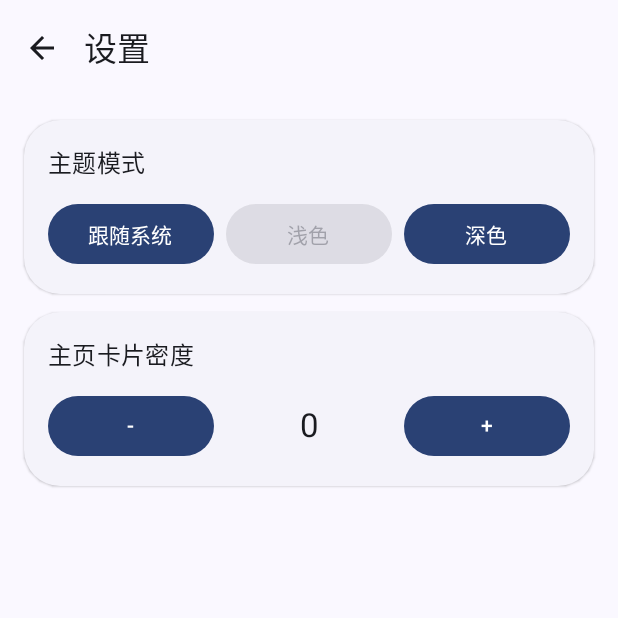
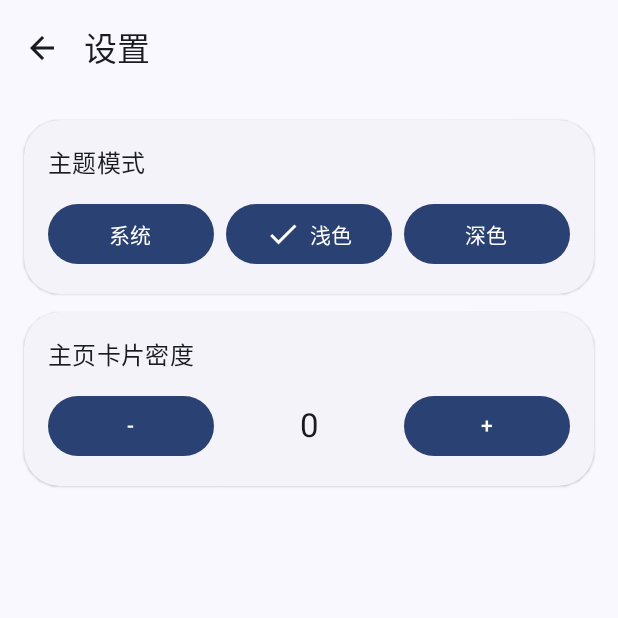
Before and after one commit to Glassous/FiaGoodsAndroid, an Android app built with Jetpack Compose: the SettingsActivity screen opened directly, with no data from a screen before it, after a tap on "浅色", on a phone screen of 412 x 824 dp, the top half of it. Run offline under Robolectric (Android 15) with nearby library versions, the phone set to English and light mode, and no system bars; 5 statements that could not run were skipped; 1 other tap on this screen came first.

Commit message:
优化设置页面主题模式模块

```diff
--- a/app/src/main/java/com/glassous/fiagoods/SettingsActivity.kt
+++ b/app/src/main/java/com/glassous/fiagoods/SettingsActivity.kt
@@ -16,6 +16,7 @@ import androidx.compose.foundation.layout.WindowInsets
 import androidx.compose.foundation.layout.fillMaxWidth
 import androidx.compose.material.icons.Icons
 import androidx.compose.material.icons.filled.ArrowBack
+import androidx.compose.material.icons.filled.Check
 import androidx.compose.material3.Button
 import androidx.compose.material3.MaterialTheme
 import androidx.compose.material3.Scaffold
@@ -34,6 +35,8 @@ import androidx.compose.ui.Modifier
 import androidx.compose.ui.Alignment
 import androidx.compose.ui.text.style.TextAlign
 import androidx.compose.ui.unit.dp
+import androidx.compose.foundation.layout.Spacer
+import androidx.compose.foundation.layout.width
 import androidx.core.view.WindowCompat
 import androidx.core.view.WindowInsetsControllerCompat
 import androidx.compose.foundation.isSystemInDarkTheme
@@ -95,9 +98,18 @@ private fun SettingsScreen(mode: String, density: Int, onBack: () -> Unit, onMod
                     Column(modifier = Modifier.fillMaxWidth().padding(16.dp), verticalArrangement = Arrangement.spacedBy(12.dp)) {
                         Text("主题模式", style = MaterialTheme.typography.titleMedium)
                         Row(modifier = Modifier.fillMaxWidth(), horizontalArrangement = Arrangement.spacedBy(8.dp)) {
-                            Button(onClick = { onModeChange("system") }, enabled = mode != "system", modifier = Modifier.weight(1f)) { Text("跟随系统") }
-                            Button(onClick = { onModeChange("light") }, enabled = mode != "light", modifier = Modifier.weight(1f)) { Text("浅色") }
-                            Button(onClick = { onModeChange("dark") }, enabled = mode != "dark", modifier = Modifier.weight(1f)) { Text("深色") }
+                            Button(onClick = { onModeChange("system") }, modifier = Modifier.weight(1f)) {
+                                if (mode == "system") { Icon(Icons.Filled.Check, contentDescription = null); Spacer(Modifier.width(6.dp)) }
+                                Text("系统")
+                            }
+                            Button(onClick = { onModeChange("light") }, modifier = Modifier.weight(1f)) {
+                                if (mode == "light") { Icon(Icons.Filled.Check, contentDescription = null); Spacer(Modifier.width(6.dp)) }
+                                Text("浅色")
+                            }
+                            Button(onClick = { onModeChange("dark") }, modifier = Modifier.weight(1f)) {
+                                if (mode == "dark") { Icon(Icons.Filled.Check, contentDescription = null); Spacer(Modifier.width(6.dp)) }
+                                Text("深色")
+                            }
                         }
                     }
                 }
```
